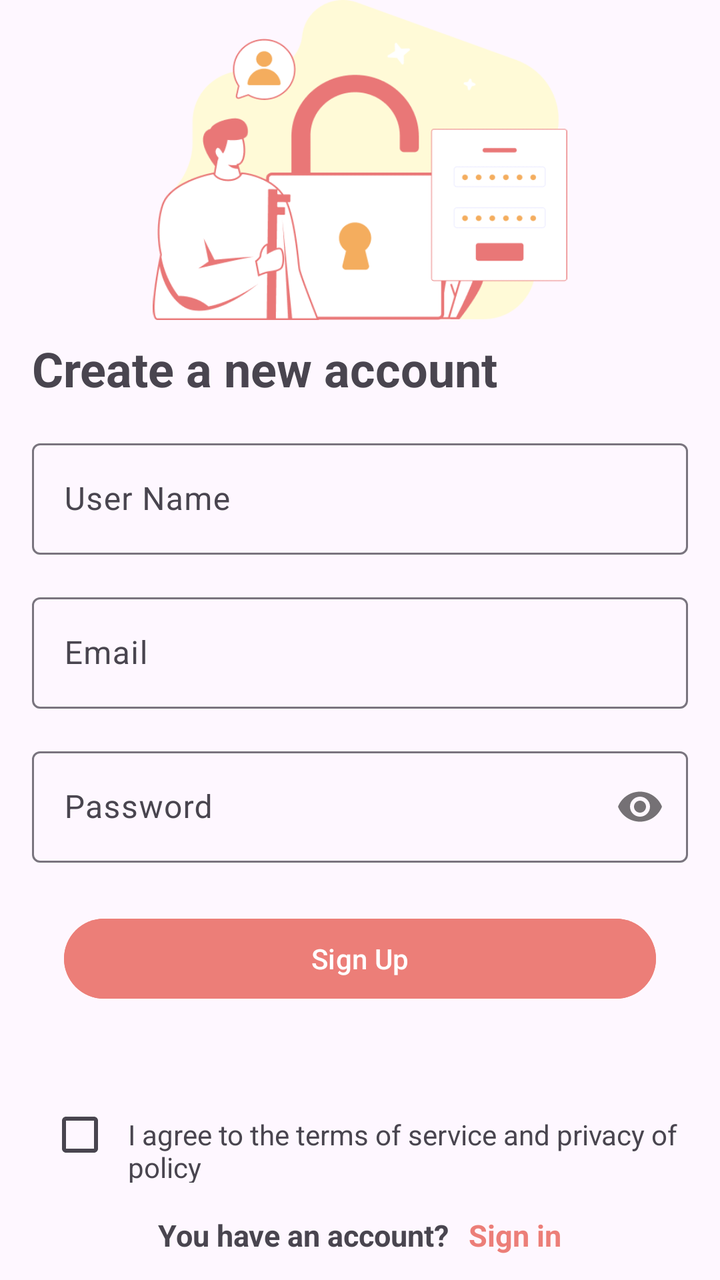
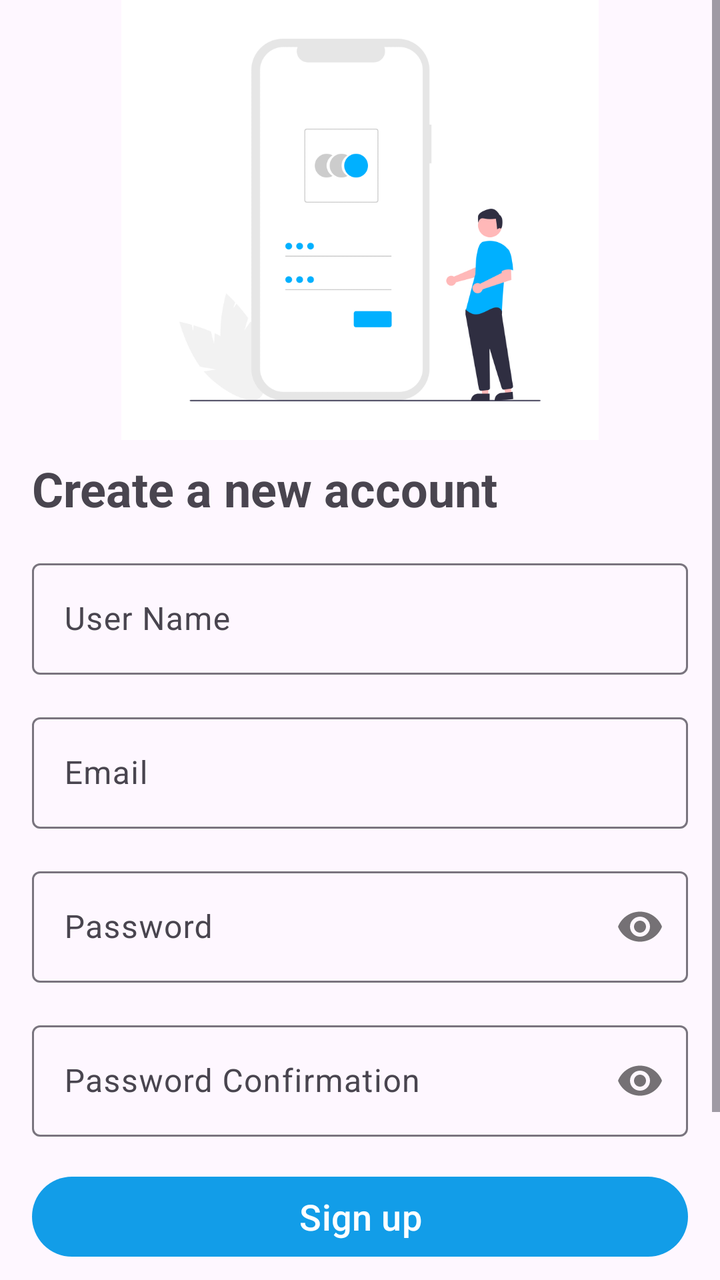

An Android layout rendered at two revisions. The XML below is the earlier revision; the diff shows what the commit changed to produce the second picture.
<!-- AndroidManifest.xml: application theme Theme.MSApplication -->
<!-- res/layout/activity_signup.xml -->
<?xml version="1.0" encoding="utf-8"?>
<RelativeLayout
    xmlns:android="http://schemas.android.com/apk/res/android"
    xmlns:app="http://schemas.android.com/apk/res-auto"
    xmlns:tools="http://schemas.android.com/tools"
    android:layout_width="match_parent"
    android:layout_height="match_parent"
    android:paddingHorizontal="16dp"
    tools:context=".SignupActivity">

    <ImageView
        android:id="@+id/image"
        android:layout_width="match_parent"
        android:layout_height="160dp"
        android:layout_alignParentStart="true"
        android:layout_alignParentEnd="true"
        android:layout_alignParentTop="true"
        android:src="@drawable/sign_img"/>

    <TextView
        android:id="@+id/login_tv"
        android:layout_width="match_parent"
        android:layout_height="wrap_content"
        android:textSize="24sp"
        android:textStyle="bold"
        android:text="Create a new account"
        android:layout_alignParentStart="true"
        android:layout_alignParentEnd="true"
        android:layout_below="@id/image"
        android:paddingVertical="8dp"
        />

    <com.google.android.material.textfield.TextInputLayout
        android:id="@+id/name_ed"
        android:layout_width="match_parent"
        android:layout_height="wrap_content"
        android:layout_alignParentStart="true"
        android:layout_alignParentEnd="true"
        android:layout_below="@id/login_tv"
        android:paddingVertical="8dp"
        style="@style/Widget.Material3.TextInputLayout.OutlinedBox">

        <com.google.android.material.textfield.TextInputEditText
            android:id="@+id/name"
            android:layout_width="match_parent"
            android:layout_height="wrap_content"
            android:inputType="text"
            android:hint="User Name"/>

    </com.google.android.material.textfield.TextInputLayout>

    <com.google.android.material.textfield.TextInputLayout
        android:id="@+id/email_ed"
        android:layout_width="match_parent"
        android:layout_height="wrap_content"
        android:layout_alignParentStart="true"
        android:layout_alignParentEnd="true"
        android:layout_below="@id/name_ed"
        android:paddingVertical="8dp"
        style="@style/Widget.Material3.TextInputLayout.OutlinedBox">

        <com.google.android.material.textfield.TextInputEditText
            android:id="@+id/email"
            android:layout_width="match_parent"
            android:layout_height="wrap_content"
            android:inputType="textEmailAddress"
            android:hint="Email"/>

    </com.google.android.material.textfield.TextInputLayout>

    <com.google.android.material.textfield.TextInputLayout
        android:id="@+id/password_ed"
        android:layout_width="match_parent"
        android:layout_height="wrap_content"
        android:layout_alignParentStart="true"
        android:layout_alignParentEnd="true"
        android:layout_below="@id/email_ed"
        android:paddingVertical="8dp"
        app:passwordToggleEnabled="true"
        style="@style/Widget.Material3.TextInputLayout.OutlinedBox">

        <com.google.android.material.textfield.TextInputEditText
            android:id="@+id/password"
            android:layout_width="match_parent"
            android:layout_height="wrap_content"
            android:inputType="textPassword"
            android:hint="Password"/>

    </com.google.android.material.textfield.TextInputLayout>

    <Button
        android:id="@+id/signUp_btn"
        android:layout_width="match_parent"
        android:layout_height="wrap_content"
        android:layout_alignParentStart="true"
        android:layout_alignParentEnd="true"
        android:layout_below="@id/password_ed"
        android:paddingVertical="8dp"
        android:layout_margin="16dp"
        android:text="Sign Up"
        android:backgroundTint="@color/PrimaryColor"
        />

    <LinearLayout
        android:id="@+id/agree_tv"
        android:layout_width="match_parent"
        android:layout_height="wrap_content"
        android:layout_alignParentStart="true"
        android:layout_alignParentEnd="true"
        android:layout_below="@id/signUp_btn"
        android:paddingVertical="8dp"
        android:layout_marginTop="16dp"
        android:orientation="horizontal">

        <CheckBox
            android:layout_width="wrap_content"
            android:layout_height="wrap_content"/>
        <TextView
            android:layout_width="wrap_content"
            android:layout_height="wrap_content"
            android:text="I agree to the terms of service and privacy of policy"/>
    </LinearLayout>

    <LinearLayout
        android:id="@+id/or_have_tv"
        android:layout_width="match_parent"
        android:layout_height="wrap_content"
        android:orientation="horizontal"
        android:layout_alignParentStart="true"
        android:layout_alignParentEnd="true"
        android:layout_below="@id/agree_tv"
        android:paddingVertical="8dp"
        android:gravity="center">

        <TextView
            android:layout_width="wrap_content"
            android:layout_height="wrap_content"
            android:textSize="15sp"
            android:textStyle="bold"
            android:text="You have an account?"/>

        <TextView
            android:id="@+id/sign_up"
            android:layout_width="wrap_content"
            android:layout_height="wrap_content"
            android:textSize="15sp"
            android:textStyle="bold"
            android:layout_marginLeft="10dp"
            android:textColor="@color/PrimaryColor"
            android:text="Sign in"/>

    </LinearLayout>

    <ProgressBar
        android:id="@+id/progress_bar_signUp"
        android:layout_width="wrap_content"
        android:layout_height="wrap_content"
        android:layout_centerInParent="true"
        style="@style/Widget.AppCompat.ProgressBar"
        android:visibility="gone"/>


</RelativeLayout>
<!-- resources referenced by this layout -->
<resources>
  <color name="PrimaryColor">#EC7E78</color>
  <!-- drawable sign_img: png bitmap (drawable, 20023 bytes) -->
  <style name="Theme.MSApplication" parent="Base.Theme.MSApplication" />
  <style name="Base.Theme.MSApplication" parent="Theme.Material3.DayNight.NoActionBar">
          
          
          <item name="colorPrimary">@color/Cinnabar</item>
          <item name="colorPrimaryVariant">@color/Jaffa</item>
          <item name="android:statusBarColor">@color/PrimaryColor</item>
      </style>
  <color name="Cinnabar">#E9442A</color>
  <color name="Jaffa">#F16E49</color>
</resources>

<!-- the commit's change to res/layout/activity_signup.xml (unified diff, before → after) -->
@@ -1,163 +1,185 @@
 <?xml version="1.0" encoding="utf-8"?>
-<RelativeLayout
+<ScrollView
     xmlns:android="http://schemas.android.com/apk/res/android"
     xmlns:app="http://schemas.android.com/apk/res-auto"
-    xmlns:tools="http://schemas.android.com/tools"
+    xmlns:tools="http://schemas android.com/tools"
     android:layout_width="match_parent"
     android:layout_height="match_parent"
-    android:paddingHorizontal="16dp"
+    android:fillViewport="true"
     tools:context=".SignupActivity">
 
-    <ImageView
-        android:id="@+id/image"
-        android:layout_width="match_parent"
-        android:layout_height="160dp"
-        android:layout_alignParentStart="true"
-        android:layout_alignParentEnd="true"
-        android:layout_alignParentTop="true"
-        android:src="@drawable/sign_img"/>
-
-    <TextView
-        android:id="@+id/login_tv"
+    <androidx.constraintlayout.widget.ConstraintLayout
         android:layout_width="match_parent"
         android:layout_height="wrap_content"
-        android:textSize="24sp"
-        android:textStyle="bold"
-        android:text="Create a new account"
-        android:layout_alignParentStart="true"
-        android:layout_alignParentEnd="true"
-        android:layout_below="@id/image"
-        android:paddingVertical="8dp"
-        />
+        android:paddingHorizontal="16dp">
 
-    <com.google.android.material.textfield.TextInputLayout
-        android:id="@+id/name_ed"
-        android:layout_width="match_parent"
-        android:layout_height="wrap_content"
-        android:layout_alignParentStart="true"
-        android:layout_alignParentEnd="true"
-        android:layout_below="@id/login_tv"
-        android:paddingVertical="8dp"
-        style="@style/Widget.Material3.TextInputLayout.OutlinedBox">
+        <ImageView
+            android:id="@+id/image"
+            android:layout_width="match_parent"
+            android:layout_height="220dp"
+            app:layout_constraintStart_toStartOf="parent"
+            app:layout_constraintEnd_toEndOf="parent"
+            app:layout_constraintTop_toTopOf="parent"
+            app:srcCompat="@drawable/sign_img"/>
 
-        <com.google.android.material.textfield.TextInputEditText
-            android:id="@+id/name"
+        <TextView
+            android:id="@+id/login_tv"
+            android:layout_width="0dp"
+            android:layout_height="wrap_content"
+            android:textSize="24sp"
+            android:textStyle="bold"
+            android:text="Create a new account"
+            app:layout_constraintStart_toStartOf="parent"
+            app:layout_constraintEnd_toEndOf="parent"
+            app:layout_constraintTop_toBottomOf="@id/image"
+            android:paddingVertical="8dp"/>
+
+        <com.google.android.material.textfield.TextInputLayout
+            android:id="@+id/name_ed"
+            android:layout_width="0dp"
+            android:layout_height="wrap_content"
+            app:layout_constraintStart_toStartOf="parent"
+            app:layout_constraintEnd_toEndOf="parent"
+            app:layout_constraintTop_toBottomOf="@+id/login_tv"
+            android:paddingVertical="8dp"
+            style="@style/Widget.Material3.TextInputLayout.OutlinedBox">
+
+            <com.google.android.material.textfield.TextInputEditText
+                android:id="@+id/name"
+                android:layout_width="match_parent"
+                android:layout_height="wrap_content"
+                android:inputType="text"
+                android:hint="User Name" />
+        </com.google.android.material.textfield.TextInputLayout>
+
+        <com.google.android.material.textfield.TextInputLayout
+            android:id="@+id/email_ed"
             android:layout_width="match_parent"
             android:layout_height="wrap_content"
-            android:inputType="text"
-            android:hint="User Name"/>
+            app:layout_constraintStart_toStartOf="parent"
+            app:layout_constraintEnd_toEndOf="parent"
+            app:layout_constraintTop_toBottomOf="@id/name_ed"
+            android:layout_below="@id/name_ed"
+            android:paddingVertical="8dp"
+            style="@style/Widget.Material3.TextInputLayout.OutlinedBox">
 
-    </com.google.android.material.textfield.TextInputLayout>
+            <com.google.android.material.textfield.TextInputEditText
+                android:id="@+id/email"
+                android:layout_width="match_parent"
+                android:layout_height="wrap_content"
+                android:inputType="textEmailAddress"
+                android:hint="Email"/>
 
-    <com.google.android.material.textfield.TextInputLayout
-        android:id="@+id/email_ed"
-        android:layout_width="match_parent"
-        android:layout_height="wrap_content"
-        android:layout_alignParentStart="true"
-        android:layout_alignParentEnd="true"
-        android:layout_below="@id/name_ed"
-        android:paddingVertical="8dp"
-        style="@style/Widget.Material3.TextInputLayout.OutlinedBox">
+        </com.google.android.material.textfield.TextInputLayout>
 
-        <com.google.android.material.textfield.TextInputEditText
-            android:id="@+id/email"
+        <com.google.android.material.textfield.TextInputLayout
+            android:id="@+id/password_ed"
             android:layout_width="match_parent"
             android:layout_height="wrap_content"
-            android:inputType="textEmailAddress"
-            android:hint="Email"/>
+            app:layout_constraintStart_toStartOf="parent"
+            app:layout_constraintEnd_toEndOf="parent"
+            app:layout_constraintTop_toBottomOf="@+id/email_ed"
+            android:paddingVertical="8dp"
+            app:passwordToggleEnabled="true"
+            style="@style/Widget.Material3.TextInputLayout.OutlinedBox">
 
-    </com.google.android.material.textfield.TextInputLayout>
+            <com.google.android.material.textfield.TextInputEditText
+                android:id="@+id/password"
+                android:layout_width="match_parent"
+                android:layout_height="wrap_content"
+                android:inputType="textPassword"
+                android:hint="Password"/>
 
-    <com.google.android.material.textfield.TextInputLayout
-        android:id="@+id/password_ed"
-        android:layout_width="match_parent"
-        android:layout_height="wrap_content"
-        android:layout_alignParentStart="true"
-        android:layout_alignParentEnd="true"
-        android:layout_below="@id/email_ed"
-        android:paddingVertical="8dp"
-        app:passwordToggleEnabled="true"
-        style="@style/Widget.Material3.TextInputLayout.OutlinedBox">
+        </com.google.android.material.textfield.TextInputLayout>
 
-        <com.google.android.material.textfield.TextInputEditText
-            android:id="@+id/password"
+        <com.google.android.material.textfield.TextInputLayout
+            android:id="@+id/confirm_password_ed"
             android:layout_width="match_parent"
             android:layout_height="wrap_content"
-            android:inputType="textPassword"
-            android:hint="Password"/>
+            app:layout_constraintStart_toStartOf="parent"
+            app:layout_constraintEnd_toEndOf="parent"
+            app:layout_constraintTop_toBottomOf="@id/password_ed"
+            android:paddingVertical="8dp"
+            app:passwordToggleEnabled="true"
+            style="@style/Widget.Material3.TextInputLayout.OutlinedBox">
 
-    </com.google.android.material.textfield.TextInputLayout>
+            <com.google.android.material.textfield.TextInputEditText
+                android:id="@+id/confirm_password"
+                android:layout_width="match_parent"
+                android:layout_height="wrap_content"
+                android:inputType="textPassword"
+                android:hint="Password Confirmation"/>
 
-    <Button
-        android:id="@+id/signUp_btn"
-        android:layout_width="match_parent"
-        android:layout_height="wrap_content"
-        android:layout_alignParentStart="true"
-        android:layout_alignParentEnd="true"
-        android:layout_below="@id/password_ed"
-        android:paddingVertical="8dp"
-        android:layout_margin="16dp"
-        android:text="Sign Up"
-        android:backgroundTint="@color/PrimaryColor"
-        />
+        </com.google.android.material.textfield.TextInputLayout>
 
-    <LinearLayout
-        android:id="@+id/agree_tv"
-        android:layout_width="match_parent"
-        android:layout_height="wrap_content"
-        android:layout_alignParentStart="true"
-        android:layout_alignParentEnd="true"
-        android:layout_below="@id/signUp_btn"
-        android:paddingVertical="8dp"
-        android:layout_marginTop="16dp"
-        android:orientation="horizontal">
+        <Button
+            android:id="@+id/signUp_btn"
+            android:layout_width="match_parent"
+            android:layout_height="wrap_content"
+            app:layout_constraintTop_toBottomOf="@id/confirm_password_ed"
+            app:layout_constraintStart_toStartOf="parent"
+            app:layout_constraintEnd_toEndOf="parent"
+            android:layout_marginTop="8dp"
+            android:textSize="18sp"
+            android:text="Sign up"/>
 
-        <CheckBox
-            android:layout_width="wrap_content"
-            android:layout_height="wrap_content"/>
-        <TextView
+        <LinearLayout
+            android:id="@+id/agree_tv"
+            android:layout_width="0dp"
+            android:layout_height="wrap_content"
+            app:layout_constraintStart_toStartOf="parent"
+            app:layout_constraintEnd_toEndOf="parent"
+            app:layout_constraintTop_toBottomOf="@+id/signUp_btn"
+            android:layout_marginTop="16dp"
+            android:orientation="horizontal">
+
+            <CheckBox
+                android:layout_width="wrap_content"
+                android:layout_height="wrap_content" />
+            <TextView
+                android:layout_width="wrap_content"
+                android:layout_height="wrap_content"
+                android:text="I agree to the terms of service and privacy policy" />
+        </LinearLayout>
+
+        <LinearLayout
+            android:id="@+id/or_have_tv"
+            android:layout_width="0dp"
+            android:layout_height="wrap_content"
+            app:layout_constraintStart_toStartOf="parent"
+            app:layout_constraintEnd_toEndOf="parent"
+            app:layout_constraintTop_toBottomOf="@+id/agree_tv"
+            android:paddingVertical="8dp"
+            android:layout_marginBottom="16dp"
+            android:gravity="center">
+
+            <TextView
+                android:layout_width="wrap_content"
+                android:layout_height="wrap_content"
+                android:textSize="18sp"
+                android:text="You have an account?" />
+
+            <TextView
+                android:id="@+id/sign_in_tv"
+                android:layout_width="wrap_content"
+                android:layout_height="wrap_content"
+                android:textSize="18sp"
+                android:textStyle="bold"
+                android:layout_marginLeft="10dp"
+                android:textColor="@color/PrimaryColor"
+                android:text="Sign in" />
+        </LinearLayout>
+
+        <ProgressBar
+            android:id="@+id/progress_bar_signUp"
             android:layout_width="wrap_content"
             android:layout_height="wrap_content"
-            android:text="I agree to the terms of service and privacy of policy"/>
-    </LinearLayout>
+            app:layout_constraintTop_toBottomOf="@+id/or_have_tv"
+            app:layout_constraintStart_toStartOf="parent"
+            app:layout_constraintEnd_toEndOf="parent"
+            style="@style/Widget.AppCompat.ProgressBar"
+            android:visibility="gone" />
 
-    <LinearLayout
-        android:id="@+id/or_have_tv"
-        android:layout_width="match_parent"
-        android:layout_height="wrap_content"
-        android:orientation="horizontal"
-        android:layout_alignParentStart="true"
-        android:layout_alignParentEnd="true"
-        android:layout_below="@id/agree_tv"
-        android:paddingVertical="8dp"
-        android:gravity="center">
+    </androidx.constraintlayout.widget.ConstraintLayout>
 
-        <TextView
-            android:layout_width="wrap_content"
-            android:layout_height="wrap_content"
-            android:textSize="15sp"
-            android:textStyle="bold"
-            android:text="You have an account?"/>
-
-        <TextView
-            android:id="@+id/sign_up"
-            android:layout_width="wrap_content"
-            android:layout_height="wrap_content"
-            android:textSize="15sp"
-            android:textStyle="bold"
-            android:layout_marginLeft="10dp"
-            android:textColor="@color/PrimaryColor"
-            android:text="Sign in"/>
-
-    </LinearLayout>
-
-    <ProgressBar
-        android:id="@+id/progress_bar_signUp"
-        android:layout_width="wrap_content"
-        android:layout_height="wrap_content"
-        android:layout_centerInParent="true"
-        style="@style/Widget.AppCompat.ProgressBar"
-        android:visibility="gone"/>
-
-
-</RelativeLayout>
+</ScrollView>
<!-- resource entries referenced after the edit -->
@@ -1,7 +1,7 @@
 <!-- resources referenced by this layout -->
 <resources>
-  <color name="PrimaryColor">#EC7E78</color>
-  <!-- drawable sign_img: png bitmap (drawable, 20023 bytes) -->
+  <color name="PrimaryColor">#129DE8</color>
+  <!-- drawable sign_img: png bitmap (drawable, 27731 bytes) -->
   <style name="Theme.MSApplication" parent="Base.Theme.MSApplication" />
   <style name="Base.Theme.MSApplication" parent="Theme.Material3.DayNight.NoActionBar">
           
@@ -10,7 +10,7 @@
           <item name="colorPrimaryVariant">@color/Jaffa</item>
           <item name="android:statusBarColor">@color/PrimaryColor</item>
       </style>
-  <color name="Cinnabar">#E9442A</color>
-  <color name="Jaffa">#F16E49</color>
+  <color name="Cinnabar">#129DE8</color>
+  <color name="Jaffa">#129DE8</color>
 </resources>
 
